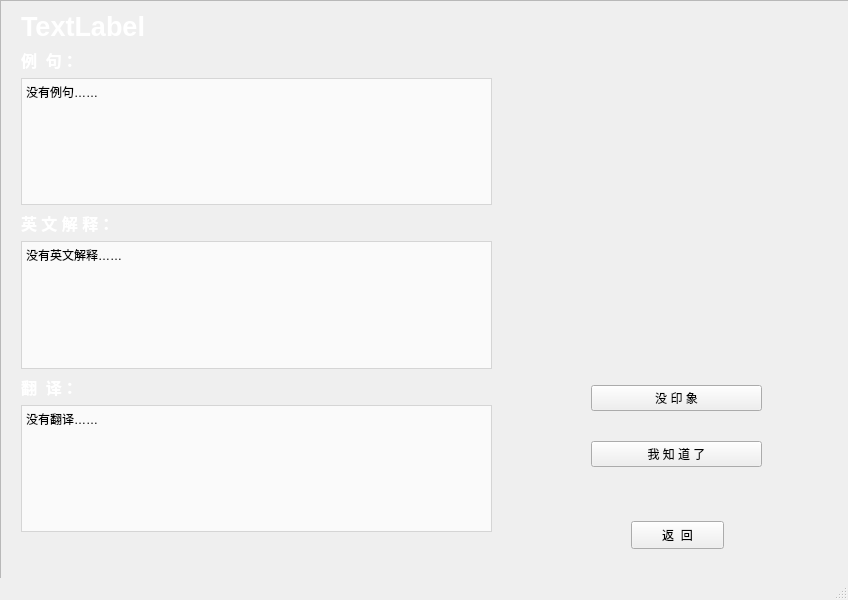
This is lookupwindow.ui in OOPtaskgroup/dictionary as Qt 5 draws it before an edit. The edited form follows.
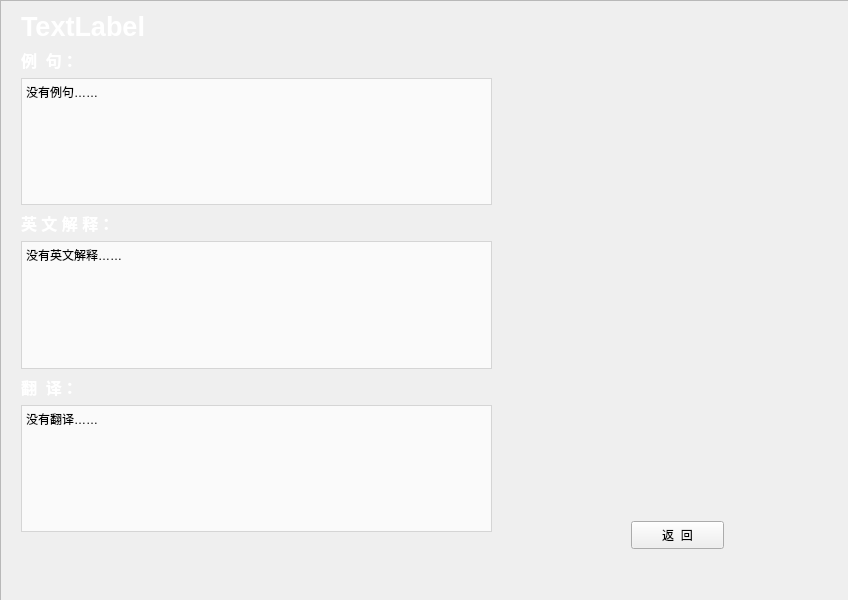
This is the edited form. Icons and pictures are not drawn.

What changed in the file:
```diff
--- a/lookupwindow.ui
+++ b/lookupwindow.ui
@@ -27,32 +27,6 @@
      <string>返  回</string>
     </property>
    </widget>
-   <widget class="QWidget" name="verticalLayoutWidget">
-    <property name="geometry">
-     <rect>
-      <x>591</x>
-      <y>361</y>
-      <width>171</width>
-      <height>131</height>
-     </rect>
-    </property>
-    <layout class="QVBoxLayout" name="verticalLayout">
-     <item>
-      <widget class="QPushButton" name="cantRecBtn">
-       <property name="text">
-        <string>没 印 象</string>
-       </property>
-      </widget>
-     </item>
-     <item>
-      <widget class="QPushButton" name="knownBtn">
-       <property name="text">
-        <string>我 知 道 了</string>
-       </property>
-      </widget>
-     </item>
-    </layout>
-   </widget>
    <widget class="QWidget" name="gridLayoutWidget">
     <property name="geometry">
      <rect>
@@ -181,7 +155,7 @@
       <x>0</x>
       <y>0</y>
       <width>851</width>
-      <height>581</height>
+      <height>601</height>
      </rect>
     </property>
     <property name="styleSheet">
@@ -199,17 +173,6 @@
    <zorder>verticalLayoutWidget</zorder>
    <zorder>gridLayoutWidget</zorder>
   </widget>
-  <widget class="QMenuBar" name="menubar">
-   <property name="geometry">
-    <rect>
-     <x>0</x>
-     <y>0</y>
-     <width>848</width>
-     <height>26</height>
-    </rect>
-   </property>
-  </widget>
-  <widget class="QStatusBar" name="statusbar"/>
  </widget>
  <resources/>
  <connections/>
```
Left out of the diff: 3 changed lines with no effect on the pictures.
